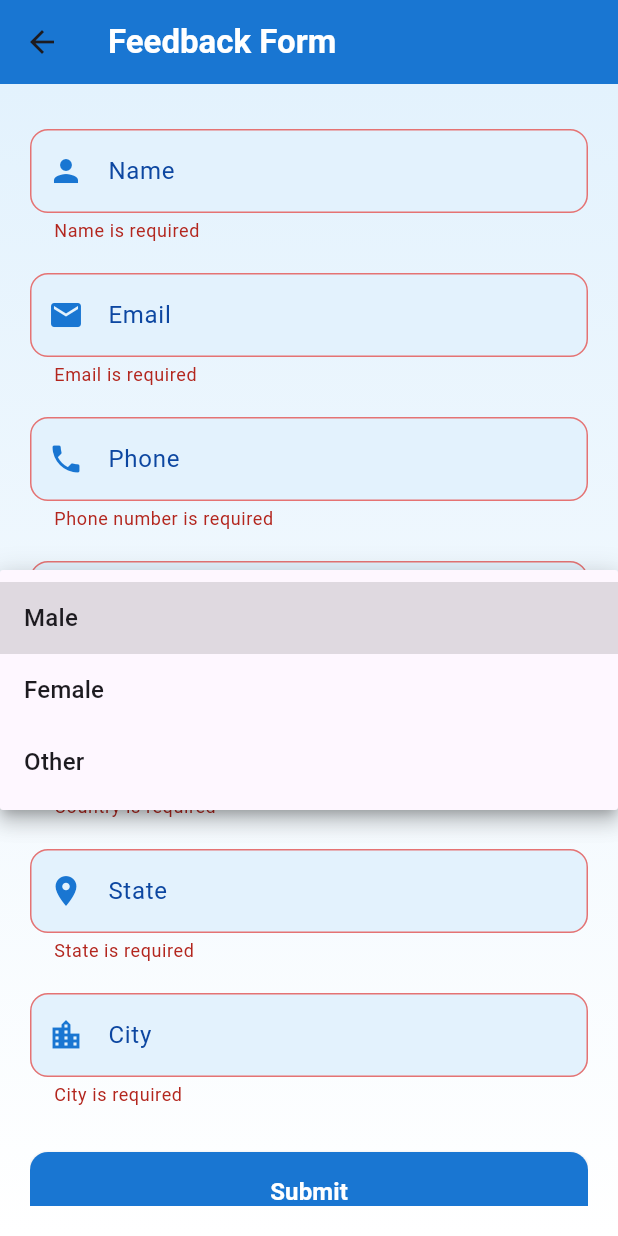
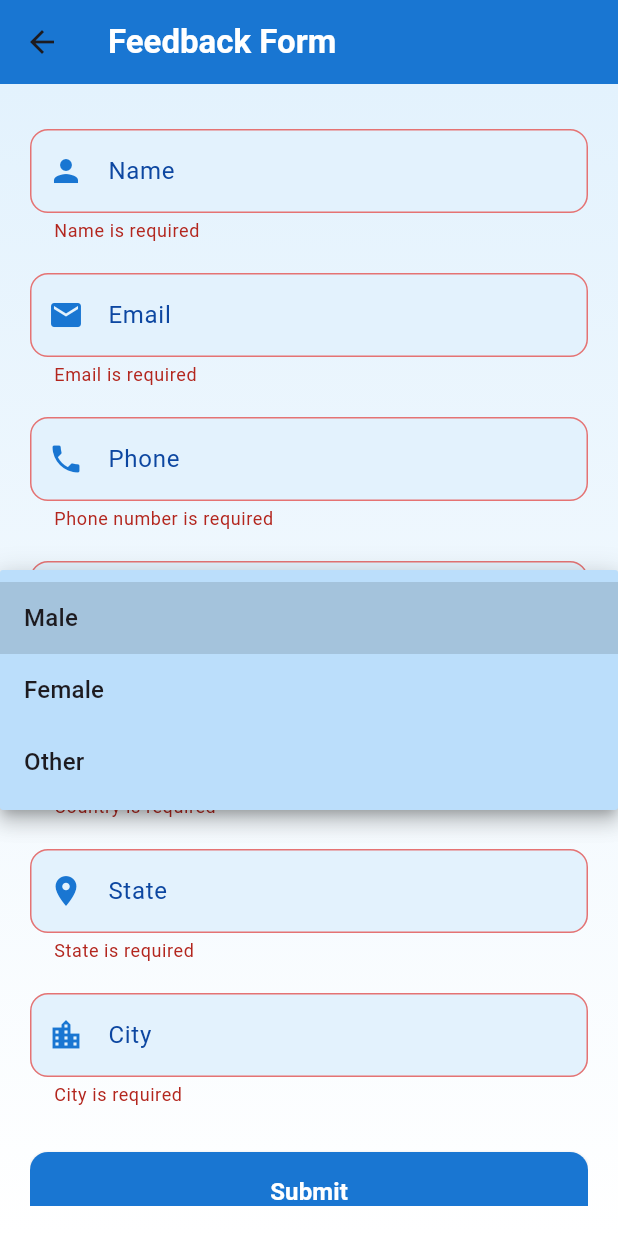
Before and after one commit to nayankeote-2004/Global_market, a Flutter app: the FeedbackFormScreen screen opened directly, after a tap on "Submit", after a tap on "Gender", on a phone screen of 412 x 824 dp. Run offline on Flutter 3.47's test engine with Material 3 defaults, Android fonts, the phone set to English and light mode, and no system bars; our stand-ins replace dio, equatable, flutter_bloc, just_audio; network calls fail.

Commit message:
code updated

```diff
--- a/lib/home_screen.dart
+++ b/lib/home_screen.dart
@@ -12,6 +12,7 @@ class _HomeScreenState extends State<HomeScreen> with TickerProviderStateMixin {
   int _currentIndex = 0;
   PageController _pageController = PageController();
   late AnimationController _fabAnimationController;
+  // ignore: unused_field
   late Animation<double> _fabRotateAnimation;
 
   final List<Widget> _screens = [
@@ -132,10 +133,10 @@ class _HomeScreenState extends State<HomeScreen> with TickerProviderStateMixin {
                 },
               ),
               if (isSelected) ...[
-                SizedBox(width: 8),
+                const SizedBox(width: 8),
                 Text(
                   label,
-                  style: TextStyle(
+                  style: const TextStyle(
                     color: Colors.white,
                     fontWeight: FontWeight.bold,
                     fontSize: 14,
--- a/lib/repositories/product_repository.dart
+++ b/lib/repositories/product_repository.dart
@@ -11,7 +11,7 @@ class ProductRepository {
           .map((json) => Product.fromJson(json))
           .toList();
     } catch (e) {
-      throw Exception('Failed to load products');
+      throw Exception('Failed to load products.Check your Internet connection.');
     }
   }
 }
--- a/lib/screens/feedback_form_screen.dart
+++ b/lib/screens/feedback_form_screen.dart
@@ -8,10 +8,11 @@ class FeedbackFormScreen extends StatefulWidget {
 
 class _FeedbackFormScreenState extends State<FeedbackFormScreen> {
   final _formKey = GlobalKey<FormState>();
+  // ignore: unused_field
   String? _name, _email, _phone, _gender, _country, _state, _city;
   final _phoneRegex = RegExp(r'^\d{10}$');
   final _emailRegex = RegExp(r'^[\w-\.]+@([\w-]+\.)+[\w-]{2,4}$');
-  bool _isSubmitted = false; // To control showing the blue tick
+  bool _isSubmitted = false;
 
   InputDecoration _buildInputDecoration(String label, IconData icon) {
     return InputDecoration(
@@ -46,7 +47,7 @@ class _FeedbackFormScreenState extends State<FeedbackFormScreen> {
       appBar: AppBar(
         elevation: 0,
         backgroundColor: Colors.blue[700],
-        title: Text(
+        title: const Text(
           'Feedback Form',
           style: TextStyle(
             color: Colors.white,
@@ -64,7 +65,7 @@ class _FeedbackFormScreenState extends State<FeedbackFormScreen> {
                     color: Colors.blue[700],
                     size: 150,
                   ),
-                  SizedBox(height: 20),
+                  const SizedBox(height: 20),
                   Text(
                     'Form Submitted Successfully',
                     style: TextStyle(
@@ -89,11 +90,11 @@ class _FeedbackFormScreenState extends State<FeedbackFormScreen> {
                 child: Form(
                   key: _formKey,
                   child: SingleChildScrollView(
-                    physics: BouncingScrollPhysics(),
+                    physics: const BouncingScrollPhysics(),
                     child: Column(
                       crossAxisAlignment: CrossAxisAlignment.stretch,
                       children: [
-                        SizedBox(height: 10),
+                        const SizedBox(height: 10),
                         TextFormField(
                           decoration: _buildInputDecoration('Name', Icons.person),
                           validator: (value) => value?.trim().isEmpty ?? true
@@ -101,7 +102,7 @@ class _FeedbackFormScreenState extends State<FeedbackFormScreen> {
                               : null,
                           onSaved: (value) => _name = value?.trim(),
                         ),
-                        SizedBox(height: 20),
+                        const SizedBox(height: 20),
                         TextFormField(
                           decoration: _buildInputDecoration('Email', Icons.email),
                           keyboardType: TextInputType.emailAddress,
@@ -116,7 +117,7 @@ class _FeedbackFormScreenState extends State<FeedbackFormScreen> {
                           },
                           onSaved: (value) => _email = value?.trim(),
                         ),
-                        SizedBox(height: 20),
+                        const SizedBox(height: 20),
                         TextFormField(
                           decoration: _buildInputDecoration('Phone', Icons.phone),
                           keyboardType: TextInputType.phone,
@@ -131,8 +132,9 @@ class _FeedbackFormScreenState extends State<FeedbackFormScreen> {
                           },
                           onSaved: (value) => _phone = value?.trim(),
                         ),
-                        SizedBox(height: 20),
+                        const SizedBox(height: 20),
                         DropdownButtonFormField<String>(
+                          dropdownColor: Colors.blue[100],
                           decoration: _buildInputDecoration('Gender', Icons.person_outline),
                           items: ['Male', 'Female', 'Other']
                               .map((gender) => DropdownMenuItem(
@@ -144,7 +146,7 @@ class _FeedbackFormScreenState extends State<FeedbackFormScreen> {
                           validator: (value) =>
                               value == null ? 'Please select a gender' : null,
                         ),
-                        SizedBox(height: 20),
+                        const SizedBox(height: 20),
                         TextFormField(
                           decoration: _buildInputDecoration('Country', Icons.public),
                           validator: (value) => value?.trim().isEmpty ?? true
@@ -152,21 +154,21 @@ class _FeedbackFormScreenState extends State<FeedbackFormScreen> {
                               : null,
                           onSaved: (value) => _country = value?.trim(),
                         ),
-                        SizedBox(height: 20),
+                        const SizedBox(height: 20),
                         TextFormField(
                           decoration: _buildInputDecoration('State', Icons.location_on),
                           validator: (value) =>
                               value?.trim().isEmpty ?? true ? 'State is required' : null,
                           onSaved: (value) => _state = value?.trim(),
                         ),
-                        SizedBox(height: 20),
+                        const SizedBox(height: 20),
                         TextFormField(
                           decoration: _buildInputDecoration('City', Icons.location_city),
                           validator: (value) =>
                               value?.trim().isEmpty ?? true ? 'City is required' : null,
                           onSaved: (value) => _city = value?.trim(),
                         ),
-                        SizedBox(height: 30),
+                        const SizedBox(height: 30),
                         ElevatedButton(
                           onPressed: () {
                             if (_formKey.currentState!.validate()) {
@@ -175,24 +177,24 @@ class _FeedbackFormScreenState extends State<FeedbackFormScreen> {
                               setState(() {
                                 _isSubmitted = true;
                               });
-                              Timer(Duration(seconds: 3), () {
+                              Timer(const Duration(seconds: 3), () {
                                 setState(() {
                                   _isSubmitted = false;
                                 });
-                                _formKey.currentState!.reset(); // Reset the form
+                                _formKey.currentState!.reset();
                               });
                             }
                           },
                           style: ElevatedButton.styleFrom(
                             backgroundColor: Colors.blue[700],
                             foregroundColor: Colors.white,
-                            padding: EdgeInsets.symmetric(vertical: 15),
+                            padding: const EdgeInsets.symmetric(vertical: 15),
                             shape: RoundedRectangleBorder(
                               borderRadius: BorderRadius.circular(12),
                             ),
                             elevation: 2,
                           ),
-                          child: Text(
+                          child: const Text(
                             'Submit',
                             style: TextStyle(
                               fontSize: 16,
```
Also changed, not shown: lib/screens/audio_player_screen.dart (+12 -12 lines), lib/screens/product_detail_screen.dart (+5 -5 lines), lib/screens/product_list_screen.dart (+10 -9 lines), lib/widgets/product_card.dart (+84 -9 lines).
